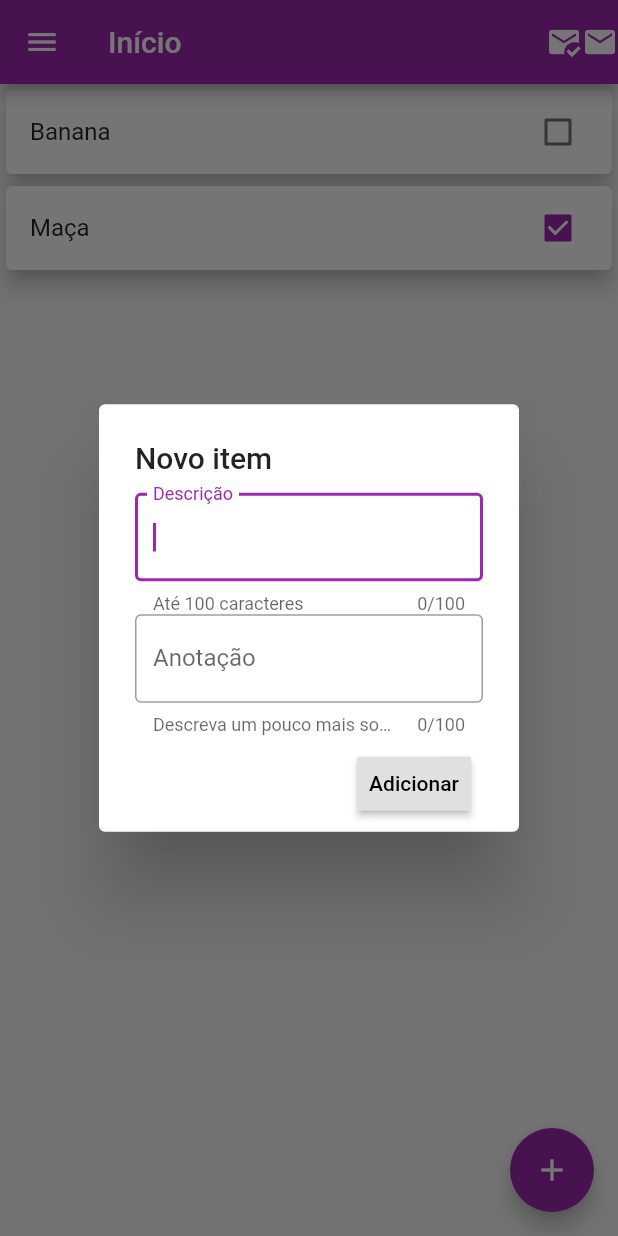
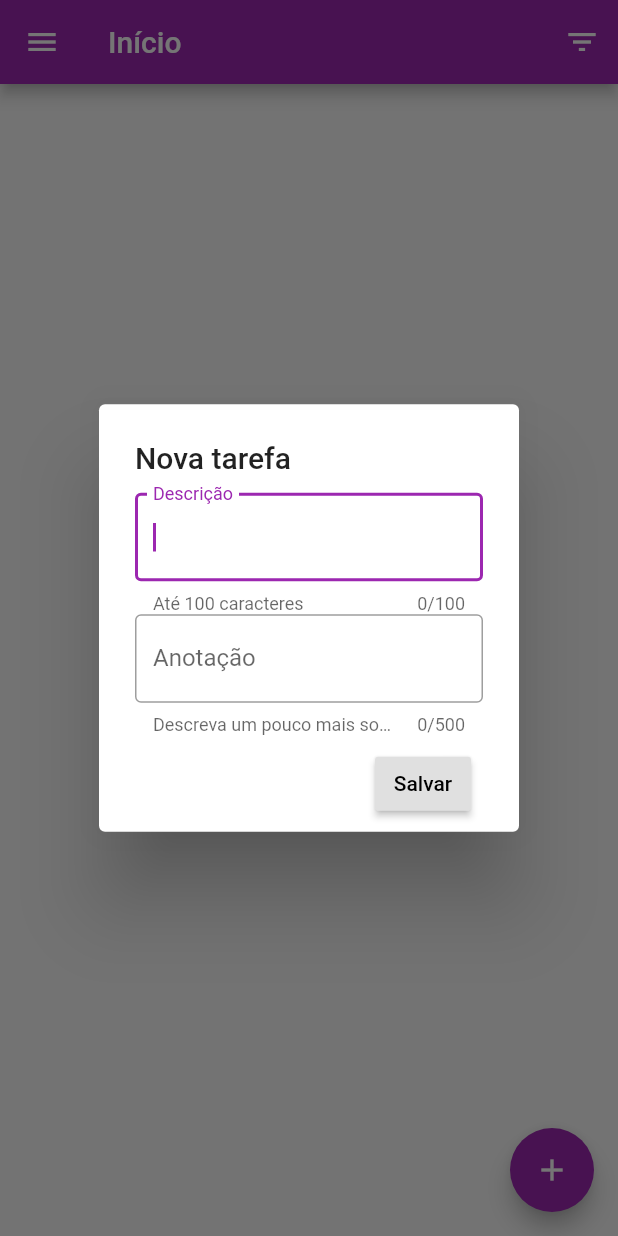
Before and after one commit to WillianKirsch/FlutterKnow, a Flutter app: the screen it shows after launch, after a tap on the "add" icon, on a phone screen of 412 x 824 dp. Run offline on Flutter 3.47's test engine with Material 2 defaults, Android fonts, the phone set to English and light mode, and no system bars.

Commit message:
Editar e apagar tarefas

```diff
--- a/Cursos/balta.io/tarefasja/lib/main.dart
+++ b/Cursos/balta.io/tarefasja/lib/main.dart
@@ -1,7 +1,6 @@
 import 'package:flutter/material.dart';
 import 'package:flutter/services.dart';
-
-import 'models/item.dart';
+import 'package:tarefas_ja/models/tarefa.dart';
 
 void main() {
   runApp(MyApp());
@@ -23,16 +22,14 @@ class MyApp extends StatelessWidget {
   }
 }
 
+var tarefas = new List<Tarefa>();
+
 class InicioPage extends StatefulWidget {
   InicioPage({Key key, this.titulo}) : super(key: key) {
-    itens = [];
-    itens.add(Item(anotacao: "Banana", feito: false));
-    itens.add(Item(anotacao: "Maça", feito: true));
+    tarefas = [];
   }
 
   final String titulo;
-
-  var itens = new List<Item>();
 
   @override
   _InicioPageState createState() => _InicioPageState();
@@ -40,84 +37,219 @@ class InicioPage extends StatefulWidget {
 
 class _InicioPageState extends State<InicioPage> {
   @override
-  Widget build(BuildContext context) {
+  Widget build(BuildContext inicioContext) {
     return Scaffold(
       appBar: AppBar(
         title: Text(widget.titulo),
         leading: Icon(Icons.menu),
         actions: <Widget>[
-          Icon(
-            Icons.mark_email_read,
-          ),
-          Icon(
-            Icons.mail,
+          IconButton(
+            icon: Icon(Icons.filter_list),
+            tooltip: 'Ordenar por Descrição',
+            onPressed: () {
+              setState(() {
+                tarefas.sort((tarefaA, tarefaB) =>
+                    tarefaA.descricao.compareTo(tarefaB.descricao));
+              });
+            },
           ),
         ],
       ),
-      body: ListView.builder(
-        itemCount: widget.itens.length,
-        itemBuilder: (BuildContext context, int index) {
-          final item = widget.itens[index];
-          return Card(
+      body: Stack(
+        children: [
+          Visibility(
+            visible: tarefas.isEmpty,
+            child: Center(
+              child: Container(
+                child: Text("Insira as suas tarefas aqui. :D"),
+              ),
+            ),
+          ),
+          ListView.builder(
+            itemCount: tarefas.length,
+            itemBuilder: (BuildContext itemContext, int index) {
+              final tarefa = tarefas[index];
+              return Dismissible(
+                key: Key(index.toString()),
+                background: _slideRightBackground(),
+                secondaryBackground: _slideLeftBackground(),
+                confirmDismiss: (DismissDirection direction) async {
+                  if (direction == DismissDirection.endToStart) {
+                    final bool res = await showDialog(
+                        context: itemContext,
+                        builder: (BuildContext builderContext) {
+                          return AlertDialog(
+                            content: Text(
+                                "Tem certeza de que deseja remover \"${tarefas[index].descricao}\"?"),
+                            actions: <Widget>[
+                              FlatButton(
+                                child: Text(
+                                  "Cancelar",
+                                  style: TextStyle(color: Colors.black),
+                                ),
+                                onPressed: () {
+                                  Navigator.pop(builderContext);
+                                },
+                              ),
+                              FlatButton(
+                                child: Text(
+                                  "Remover",
+                                  style: TextStyle(color: Colors.red),
+                                ),
+                                onPressed: () {
+                                  Navigator.pop(builderContext);
+                                  setState(() {
+                                    _removerTarefa(itemContext, index);
+                                  });
+                                },
+                              ),
+                            ],
+                          );
+                        });
+                    return res;
+                  } else {
+                    _detalhesTarefa(tarefas[index]);
+                    return false;
+                  }
+                },
+                child: Card(
                   elevation: 6,
                   child: CheckboxListTile(
-              key: Key(index.toString()),
-              title: Text(item.anotacao),
-              value: item.feito,
+                    title: Text(tarefa.descricao ?? ""),
+                    subtitle: Text(tarefa.anotacao ?? ""),
+                    value: tarefa.feito,
                     onChanged: (valor) {
                       setState(() {
-                  item.feito = valor;
+                        tarefa.feito = valor;
                       });
                     },
+                  ),
                 ),
               );
             },
           ),
-      // Center(
-      //   child: Column(
-      //     mainAxisAlignment: MainAxisAlignment.center,
-      //     children: <Widget>[
-      //       Text(
-      //         'Ebaa:',
-      //       ),
-      //       Text(
-      //         'Aqui seria o número',
-      //         style: Theme.of(context).textTheme.headline4,
-      //       ),
-      //     ],
-      //   ),
-      // ),
+        ],
+      ),
       floatingActionButton: FloatingActionButton(
-        onPressed: _novoItem,
-        tooltip: 'Adicionar item',
+        onPressed: () => _detalhesTarefa(null),
+        tooltip: 'Adicionar tarefa',
         child: Icon(Icons.add),
       ),
     );
   }
 
-  Future<void> _novoItem() async {
-    int _quantidadeMaxCaracteresTitulo = 100;
-    Item _item = Item();
+  Widget _slideRightBackground() {
+    return Container(
+      color: Colors.green,
+      child: Align(
+        child: Row(
+          mainAxisAlignment: MainAxisAlignment.start,
+          children: <Widget>[
+            SizedBox(
+              width: 20,
+            ),
+            Icon(
+              Icons.edit,
+              color: Colors.white,
+            ),
+            Text(
+              "Editar",
+              style: TextStyle(
+                color: Colors.white,
+                fontWeight: FontWeight.w700,
+              ),
+              textAlign: TextAlign.left,
+            ),
+          ],
+        ),
+        alignment: Alignment.centerLeft,
+      ),
+    );
+  }
+
+  Widget _slideLeftBackground() {
+    return Container(
+      color: Colors.red,
+      child: Align(
+        child: Row(
+          mainAxisAlignment: MainAxisAlignment.end,
+          children: <Widget>[
+            Icon(
+              Icons.delete,
+              color: Colors.white,
+            ),
+            Text(
+              "Deletar",
+              style: TextStyle(
+                color: Colors.white,
+                fontWeight: FontWeight.w700,
+              ),
+              textAlign: TextAlign.right,
+            ),
+            SizedBox(
+              width: 20,
+            ),
+          ],
+        ),
+        alignment: Alignment.centerRight,
+      ),
+    );
+  }
+
+  Future<void> _detalhesTarefa(Tarefa _tarefa) async {
+    final _formKey = GlobalKey<FormState>();
+
+    int _quantidadeMaxCaracteresDescricao = 100;
+    int _quantidadeMaxCaracteresAnotacao = 500;
+
+    var _descricaoController = TextEditingController();
+    var _anotacaoController = TextEditingController();
+
+    bool _adicionando = false;
+    if (_tarefa == null) {
+      _adicionando = true;
+      _tarefa = new Tarefa();
+    } else {
+      _descricaoController.text = _tarefa.descricao;
+      _anotacaoController.text = _tarefa.anotacao;
+      _tarefa.feito = _tarefa.feito;
+    }
+
     await showDialog(
         context: context,
-        builder: (BuildContext context) {
+        builder: (BuildContext dialogContext) {
           return SimpleDialog(
-            title: Text('Novo item'),
+            title: Text(_adicionando ? 'Nova tarefa' : 'Editando tarefa'),
             contentPadding: EdgeInsets.only(left: 24, right: 24, top: 12),
             children: <Widget>[
+              Form(
+                key: _formKey,
+                child: Column(
+                  crossAxisAlignment: CrossAxisAlignment.start,
+                  children: [
                     TextFormField(
+                      controller: _descricaoController,
                       autocorrect: true,
                       autofocus: true,
                       enableSuggestions: true,
                       keyboardType: TextInputType.text,
                       decoration: InputDecoration(
                         labelText: "Descrição",
-                  helperText: "Até $_quantidadeMaxCaracteresTitulo caracteres",
+                        helperText:
+                            "Até $_quantidadeMaxCaracteresDescricao caracteres",
                         border: OutlineInputBorder(),
                       ),
-                maxLength: _quantidadeMaxCaracteresTitulo,
+                      autovalidateMode: AutovalidateMode.onUserInteraction,
+                      validator: (value) {
+                        if (value.isEmpty) {
+                          return 'A descrição é obrigatória';
+                        }
+                        return null;
+                      },
+                      maxLength: _quantidadeMaxCaracteresDescricao,
                     ),
                     TextFormField(
+                      controller: _anotacaoController,
                       autocorrect: true,
                       autofocus: true,
                       enableSuggestions: true,
@@ -127,16 +259,28 @@ class _InicioPageState extends State<InicioPage> {
                         helperText: "Descreva um pouco mais sobre a tarefa.",
                         border: OutlineInputBorder(),
                       ),
-                maxLength: _quantidadeMaxCaracteresTitulo,
+                      maxLength: _quantidadeMaxCaracteresAnotacao,
+                    ),
+                  ],
+                ),
               ),
               ButtonBar(
                 children: [
                   RaisedButton(
                     onPressed: () {
-                      //TODO: Salvar o item
-                      Navigator.pop(context);
+                      if (!_formKey.currentState.validate()) {
+                        return;
+                      }
+                      _tarefa.descricao = _descricaoController.text;
+                      _tarefa.anotacao = _anotacaoController.text;
+                      setState(() {
+                        if (_adicionando) {
+                          tarefas.add(_tarefa);
+                        }
+                      });
+                      Navigator.pop(dialogContext);
                     },
-                    child: Text("Adicionar"),
+                    child: Text("Salvar"),
                   )
                 ],
               )
@@ -144,4 +288,14 @@ class _InicioPageState extends State<InicioPage> {
           );
         });
   }
+
+  _removerTarefa(_context, int index) {
+    setState(() {
+      tarefas.removeAt(index);
+    });
+    Scaffold.of(_context).showSnackBar(SnackBar(
+      content: Text("Tarefa removida!"),
+      backgroundColor: Colors.green,
+    ));
   }
+}
--- a/Cursos/balta.io/tarefasja/lib/models/item.dart
+++ b/Cursos/balta.io/tarefasja/lib/models/tarefa.dart
@@ -1,11 +1,11 @@
-class Item {
+class Tarefa {
   String descricao;
   String anotacao;
   bool feito;
 
-  Item({this.anotacao, this.feito});
+  Tarefa({this.descricao, this.anotacao, this.feito = false});
 
-  Item.fromJson(Map<String, dynamic> json) {
+  Tarefa.fromJson(Map<String, dynamic> json) {
     descricao = json['descricao'];
     anotacao = json['anotacao'];
     feito = json['feito'];
```
Lines whose indentation alone changed are shown as unchanged.
